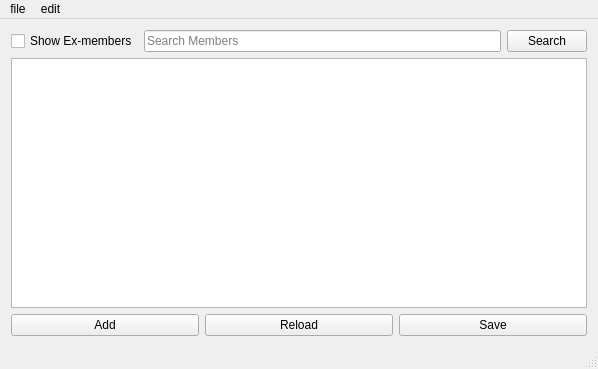
First picture: the form in memberlist.ui, repository unsanded/feMembers, before the edit.
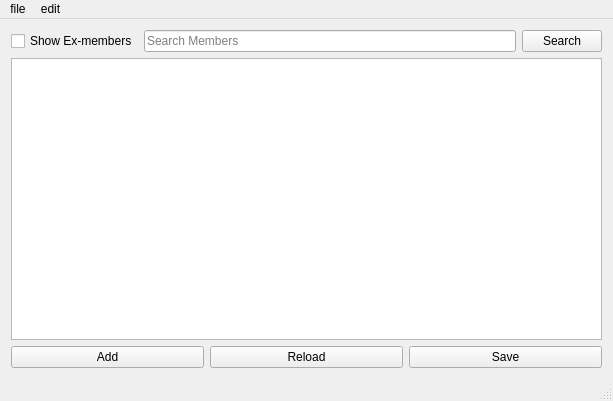
Second picture: the form after the edit. Custom widgets are drawn as their Qt base class.

What changed in the file:
```diff
--- a/memberlist.ui
+++ b/memberlist.ui
@@ -6,8 +6,8 @@
    <rect>
     <x>0</x>
     <y>0</y>
-    <width>598</width>
-    <height>369</height>
+    <width>613</width>
+    <height>401</height>
    </rect>
   </property>
   <property name="windowTitle">
@@ -115,7 +115,7 @@
     <rect>
      <x>0</x>
      <y>0</y>
-     <width>598</width>
+     <width>613</width>
      <height>32</height>
     </rect>
    </property>
@@ -141,7 +141,11 @@
    <addaction name="menuFile"/>
    <addaction name="menuEdit"/>
   </widget>
-  <widget class="QStatusBar" name="statusBar"/>
+  <widget class="QStatusBar" name="statusBar">
+   <property name="sizeGripEnabled">
+    <bool>true</bool>
+   </property>
+  </widget>
   <action name="actionCsv">
    <property name="text">
     <string>csv</string>
```
